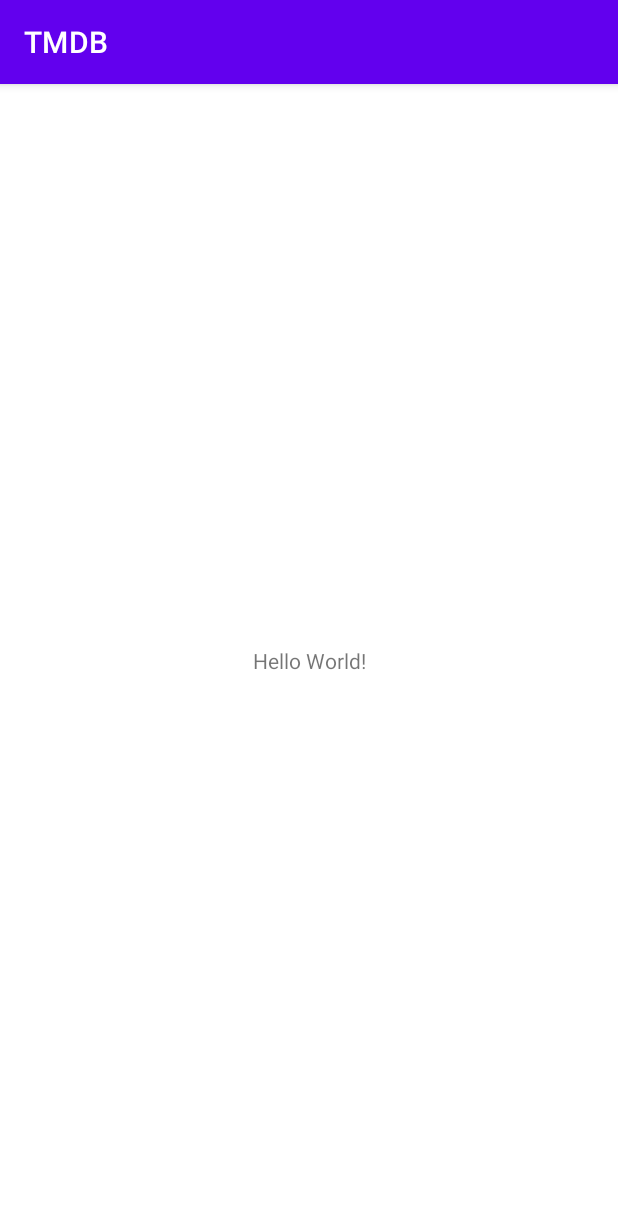
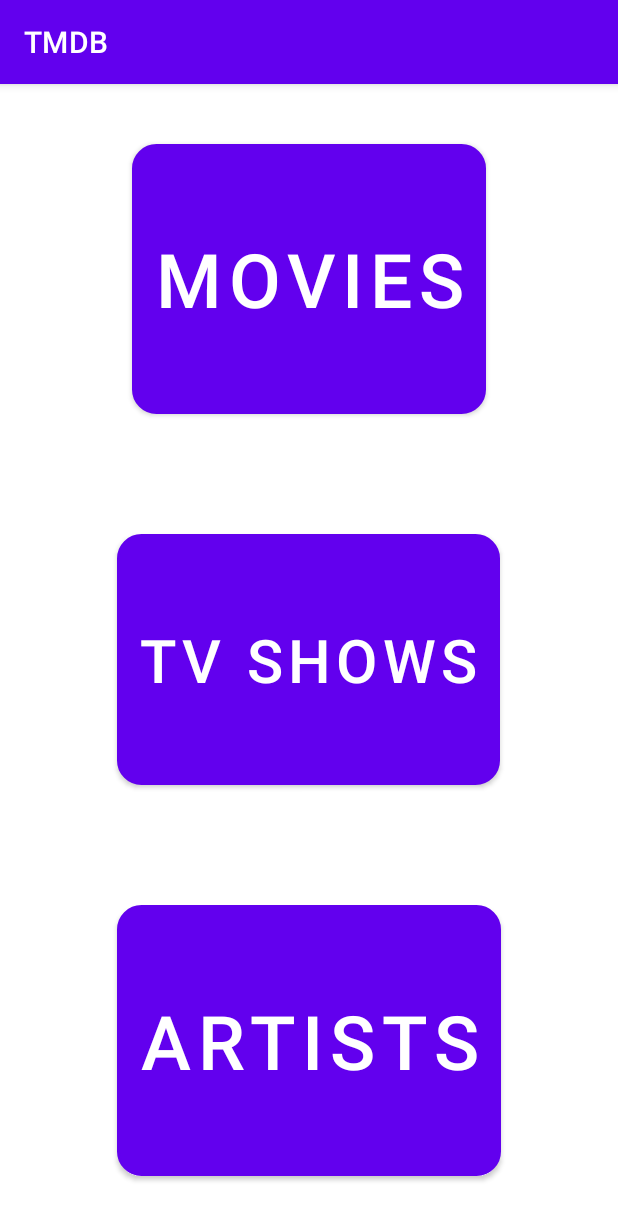
Before and after one commit to SimbaMupfu/TMDB-app, an Android app: the screen it shows after launch (HomeActivity), on a phone screen of 412 x 824 dp. Shown: the top 1220 px of the screen. Run offline under Robolectric (Android 15) with nearby library versions, the phone set to English and light mode, and no system bars; our stand-ins replace data binding.

Commit message:
setup UI for home screen

```diff
--- a/app/src/main/res/layout/activity_home.xml
+++ b/app/src/main/res/layout/activity_home.xml
@@ -1,18 +1,57 @@
 <?xml version="1.0" encoding="utf-8"?>
-<androidx.constraintlayout.widget.ConstraintLayout
+<layout>
+    <LinearLayout
         xmlns:android="http://schemas.android.com/apk/res/android"
         xmlns:tools="http://schemas.android.com/tools"
         xmlns:app="http://schemas.android.com/apk/res-auto"
         android:layout_width="match_parent"
         android:layout_height="match_parent"
+        android:gravity="center_vertical"
+        android:weightSum="3.0"
+        android:orientation="vertical"
         tools:context=".presentation.HomeActivity">
-    <TextView
+
+        <Button
+            android:id="@+id/movie_button"
             android:layout_width="wrap_content"
             android:layout_height="wrap_content"
-      android:text="Hello World!"
-      app:layout_constraintBottom_toBottomOf="parent"
-      app:layout_constraintLeft_toLeftOf="parent"
-      app:layout_constraintRight_toRightOf="parent"
-      app:layout_constraintTop_toTopOf="parent" />
+            android:layout_gravity="center"
+            android:layout_weight="1.0"
+            android:layout_marginBottom="40dp"
+            android:layout_marginTop="40dp"
+            android:textColor="@color/white"
+            android:background="@drawable/btn_rounded"
+            android:padding="15dp"
+            android:text="Movies"
+            android:textSize="50sp"/>
 
-  </androidx.constraintlayout.widget.ConstraintLayout>
+        <Button
+            android:id="@+id/tv_shows_button"
+            android:layout_width="wrap_content"
+            android:layout_height="wrap_content"
+            android:layout_gravity="center"
+            android:layout_weight="1.0"
+            android:layout_marginBottom="40dp"
+            android:layout_marginTop="40dp"
+            android:textColor="@color/white"
+            android:background="@drawable/btn_rounded"
+            android:padding="15dp"
+            android:text="TV Shows"
+            android:textSize="40sp"/>
+
+        <Button
+            android:id="@+id/artists_button"
+            android:layout_width="wrap_content"
+            android:layout_height="wrap_content"
+            android:layout_gravity="center"
+            android:layout_weight="1.0"
+            android:layout_marginBottom="40dp"
+            android:layout_marginTop="40dp"
+            android:textColor="@color/white"
+            android:background="@drawable/btn_rounded"
+            android:padding="15dp"
+            android:text="Artists"
+            android:textSize="50sp"/>
+
+    </LinearLayout>
+</layout>
```
Lines whose indentation alone changed are shown as unchanged.
